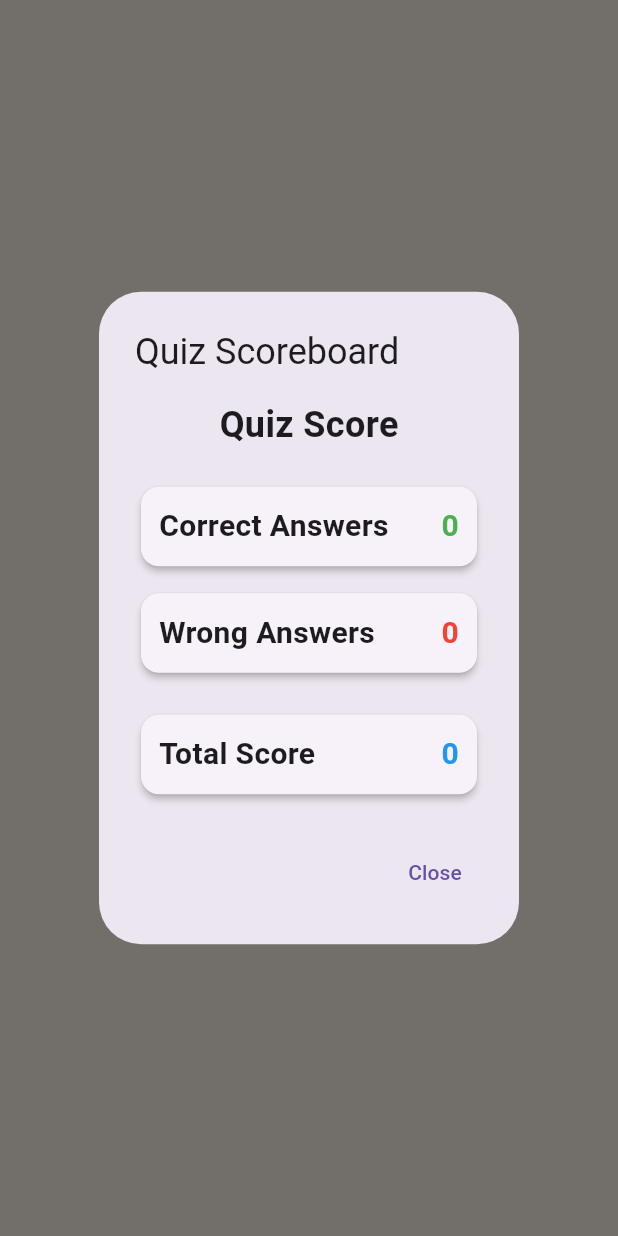
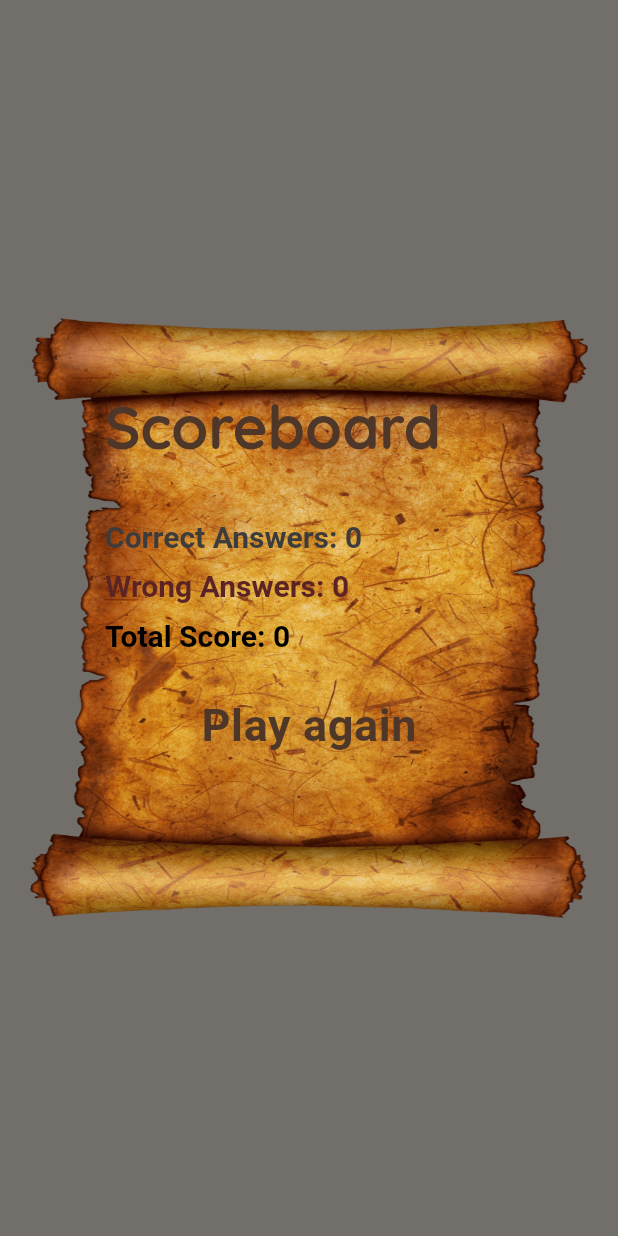
Before and after one commit to SuhailJafrinmk/math_quizz_app, a Flutter app: what showScoreboardDialog() shows on an empty page, opened directly with empty values, on a phone screen of 412 x 824 dp. Run offline on Flutter 3.47's test engine with Material 3 defaults, Android fonts, the light colour scheme and no system bars; our stand-ins replace bloc, flutter_bloc, flutter_svg, quickalert.

Commit message:
enhanced the ui of scoreboard

```diff
--- a/lib/blocs/quesion_bloc/question_bloc.dart
+++ b/lib/blocs/quesion_bloc/question_bloc.dart
@@ -1,10 +1,8 @@
 import 'dart:async';
-
 import 'package:bloc/bloc.dart';
 import 'package:math_quizz_app/data/models/question_model.dart';
 import 'package:math_quizz_app/data/repositories/question_repo.dart';
 import 'package:meta/meta.dart';
-
 part 'question_event.dart';
 part 'question_state.dart';
 
--- a/lib/presentation/widgets/question_widget.dart
+++ b/lib/presentation/widgets/question_widget.dart
@@ -2,6 +2,7 @@ import 'package:flutter/material.dart';
 import 'package:flutter_bloc/flutter_bloc.dart';
 import 'package:math_quizz_app/blocs/timer_cubi/timer_cubit.dart';
 import 'package:math_quizz_app/data/models/question_model.dart';
+import 'package:math_quizz_app/resources/constants/app_strings.dart';
 
 class QuestionWidget extends StatelessWidget {
   final Question question;
@@ -22,17 +23,26 @@ class QuestionWidget extends StatelessWidget {
         padding: EdgeInsets.all(10),
         height: size.height*.25,
         width: size.width*.9,
-        child: Text(
+        decoration: BoxDecoration(
+          image: DecorationImage(image: AssetImage(AppStrings.boardWithBorder),fit: BoxFit.fill),
+        ),
+        child: Column(
+          mainAxisAlignment: MainAxisAlignment.spaceBetween,
+          children: [
+            Text(
         "q) Calculate the result: ${question.firstOperand} ${question.operator} ${question.secondOperand} ?",
-        style: theme.displayLarge
+        style: theme.displayLarge?.copyWith(color: Colors.white),
       ),
-      ),
-      SizedBox(height: 30,),
-      BlocBuilder<TimerCubit, int>(
+          BlocBuilder<TimerCubit, int>(
         builder: (context, state) {
-          return Text('$state',style: theme.displayLarge?.copyWith(fontSize: 40),);
+          return Text('$state',style: theme.displayLarge?.copyWith(fontSize: 40,color: Colors.white),);
         },
       )
+          ],
+        ),
+      ),
+
+
         ],
       ),
     );
--- a/lib/presentation/widgets/score_board.dart
+++ b/lib/presentation/widgets/score_board.dart
@@ -1,75 +1,84 @@
 import 'package:flutter/material.dart';
+import 'package:math_quizz_app/resources/constants/app_strings.dart';
 
 class ScoreboardDialog extends StatelessWidget {
   final int correctAnswers;
   final int wrongAnswers;
-  final int score; // Accept score through the constructor
+  final int score;
 
   const ScoreboardDialog({
     Key? key,
     required this.correctAnswers,
     required this.wrongAnswers,
-    required this.score, // Constructor parameter for score
+    required this.score,
   }) : super(key: key);
 
   @override
   Widget build(BuildContext context) {
-    return AlertDialog(
-      title: const Text('Quiz Scoreboard'),
-      content: Column(
-        mainAxisSize: MainAxisSize.min,
+    final theme=Theme.of(context).textTheme;
+    return Dialog(
+      backgroundColor: Colors.transparent,
+      insetPadding: EdgeInsets.symmetric(horizontal: 20, vertical: 24),
+      child: Stack(
+        alignment: Alignment.center,
         children: [
-          const Text(
-            'Quiz Score',
-            style: TextStyle(
-              fontSize: 24,
-              fontWeight: FontWeight.bold,
+          Container(
+            decoration: BoxDecoration(
+              image: DecorationImage(
+                image: AssetImage(AppStrings.kingsLetter),
+                fit: BoxFit.fill,
               ),
             ),
-          const SizedBox(height: 20),
-          _buildScoreCard('Correct Answers', correctAnswers, Colors.green),
-          const SizedBox(height: 10),
-          _buildScoreCard('Wrong Answers', wrongAnswers, Colors.red),
-          const SizedBox(height: 20),
-          _buildScoreCard('Total Score', score, Colors.blue), // Display score passed in
-        ],
-      ),
-      actions: [
-        TextButton(
-          onPressed: () {
-            Navigator.of(context).pop(); // Dismiss the dialog
-          },
-          child: const Text('Close'),
-        ),
-      ],
-    );
-  }
-
-  Widget _buildScoreCard(String title, int count, Color color) {
-    return Card(
-      elevation: 2,
-      child: Padding(
-        padding: const EdgeInsets.all(12.0),
-        child: Row(
-          mainAxisAlignment: MainAxisAlignment.spaceBetween,
+            height: 400,
+            padding: const EdgeInsets.all(50),
+            child: Column(
+              mainAxisSize: MainAxisSize.min,
+              crossAxisAlignment: CrossAxisAlignment.start,
               children: [
                  Text(
-              title,
-              style: const TextStyle(
-                fontSize: 20,
-                fontWeight: FontWeight.w600,
+                  'Scoreboard',
+                  style: theme.displayLarge?.copyWith(color: Color(0xFF4E3629)),
                 ),
+                const SizedBox(height: 40),
+
+                Text(
+                  'Correct Answers: $correctAnswers',
+                  style: theme.displayMedium?.copyWith(color: Color(0xFF3C3C3C)),
                 ),
+                const SizedBox(height: 10),
+
                 Text(
-              '$count',
-              style: TextStyle(
-                fontSize: 20,
-                fontWeight: FontWeight.bold,
-                color: color,
+                  'Wrong Answers: $wrongAnswers',
+                  style: theme.displayMedium?.copyWith(color: Color(0xFF5B2323)),
+                ),
+                const SizedBox(height: 10),
+
+                Text(
+                  'Total Score: $score',
+                  style: theme.displayMedium?.copyWith(color: Colors.black),
+                ),
+                const SizedBox(height: 20),
+
+                Align(
+                  alignment: Alignment.bottomCenter,
+                  child: TextButton(
+                    onPressed: () {
+                      Navigator.of(context).pop();
+                    },
+                    child:  Text(
+                      'Play again',
+                      style: theme.bodySmall?.copyWith(fontSize: 30,color: Color(0xFF4E3629)),
+                    ),
+                    style: TextButton.styleFrom(
+                      backgroundColor: Colors.transparent,
+                      padding: const EdgeInsets.symmetric(horizontal: 12, vertical: 8),
+                    ),
                   ),
                 ),
               ],
             ),
+          ),
+        ],
       ),
     );
   }
@@ -78,12 +87,12 @@ class ScoreboardDialog extends StatelessWidget {
 void showScoreboardDialog(BuildContext context, int correctAnswers, int wrongAnswers, int score) {
   showDialog(
     context: context,
-    barrierDismissible: true, // Dialog can be dismissed by tapping outside
+    barrierDismissible: true,
     builder: (BuildContext context) {
       return ScoreboardDialog(
         correctAnswers: correctAnswers,
         wrongAnswers: wrongAnswers,
-        score: score, // Pass the score to the dialog
+        score: score,
       );
     },
   );
--- a/lib/resources/constants/app_strings.dart
+++ b/lib/resources/constants/app_strings.dart
@@ -39,4 +39,8 @@ class AppStrings {
   //asset path
   static const welcomeSvg='assets/vectors/welcome_screen.svg';
   static const tickingMp3='audio/ticking_sound.mp3';
+  static const boardNoBorder='assets/images/blackboard_noborder.jpg';
+  static const boardWithBorder='assets/images/blackboard_border.jpg';
+  static const tgBg='assets/images/tg_bg.jpeg';
+  static const kingsLetter='assets/images/kings_notice.png';
 }
--- a/lib/resources/constants/app_textstyles.dart
+++ b/lib/resources/constants/app_textstyles.dart
@@ -34,7 +34,7 @@ class AppTextStyles {
   // Style for buttons or actionable items
   static const TextStyle buttonText = TextStyle(
     fontSize: 16.0,
-    color: Colors.white,
+    color: Colors.black,
     fontWeight: FontWeight.bold,
   );
 
--- a/lib/resources/constants/apptheme.dart
+++ b/lib/resources/constants/apptheme.dart
@@ -9,10 +9,11 @@ class AppTheme {
       scaffoldBackgroundColor: AppColors.backgroundColor,
       fontFamily: 'Roboto',
       // Define the text theme for the entire app
-      textTheme: TextTheme(
+      textTheme: const TextTheme(
         displayLarge: AppTextStyles.heading1,
         displayMedium: AppTextStyles.heading2,
-        displaySmall: AppTextStyles.bodyText
+        displaySmall: AppTextStyles.bodyText,
+        bodySmall: AppTextStyles.buttonText,
       ),
 
 
@@ -24,11 +25,11 @@ class AppTheme {
         contentPadding: const EdgeInsets.all(16),
         border: OutlineInputBorder(
           borderRadius: BorderRadius.circular(8.0),
-          borderSide: BorderSide(color: AppColors.borderColor),
+          borderSide: const BorderSide(color: AppColors.borderColor),
         ),
         focusedBorder: OutlineInputBorder(
           borderRadius: BorderRadius.circular(8.0),
-          borderSide: BorderSide(color: AppColors.primaryColor, width: 2.0),
+          borderSide: const BorderSide(color: AppColors.primaryColor, width: 2.0),
         ),
         errorStyle: AppTextStyles.errorText,
       ),
@@ -38,11 +39,11 @@ class AppTheme {
         color: AppColors.primaryColor,
         elevation: 4.0,
         titleTextStyle: AppTextStyles.heading1.copyWith(color: Colors.white),
-        iconTheme: IconThemeData(color: Colors.white),
+        iconTheme: const IconThemeData(color: Colors.white),
       ),
 
       // Define the style for bottom navigation bar
-      bottomNavigationBarTheme: BottomNavigationBarThemeData(
+      bottomNavigationBarTheme: const BottomNavigationBarThemeData(
         backgroundColor: AppColors.primaryColor,
         selectedItemColor: AppColors.accentColor,
         unselectedItemColor: AppColors.textSecondary,
```
Also changed, not shown: assets/images/kings_notice.png (added), assets/images/tg_bg.jpeg (added), 2 other files. Lines whose indentation alone changed are shown as unchanged.
